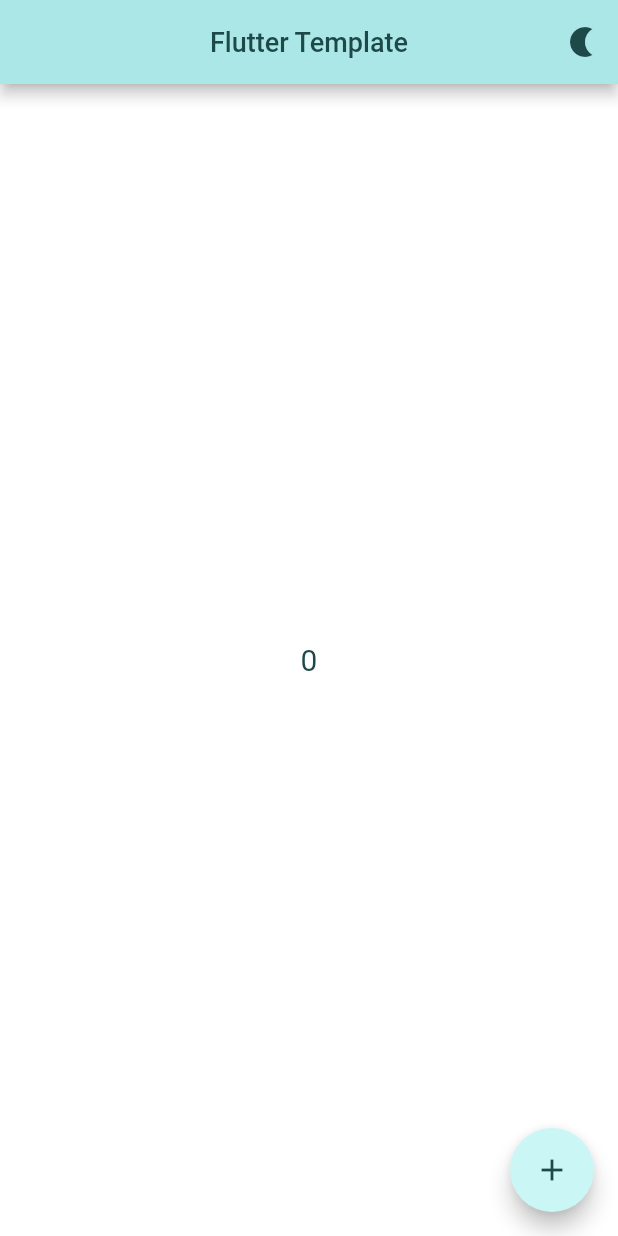
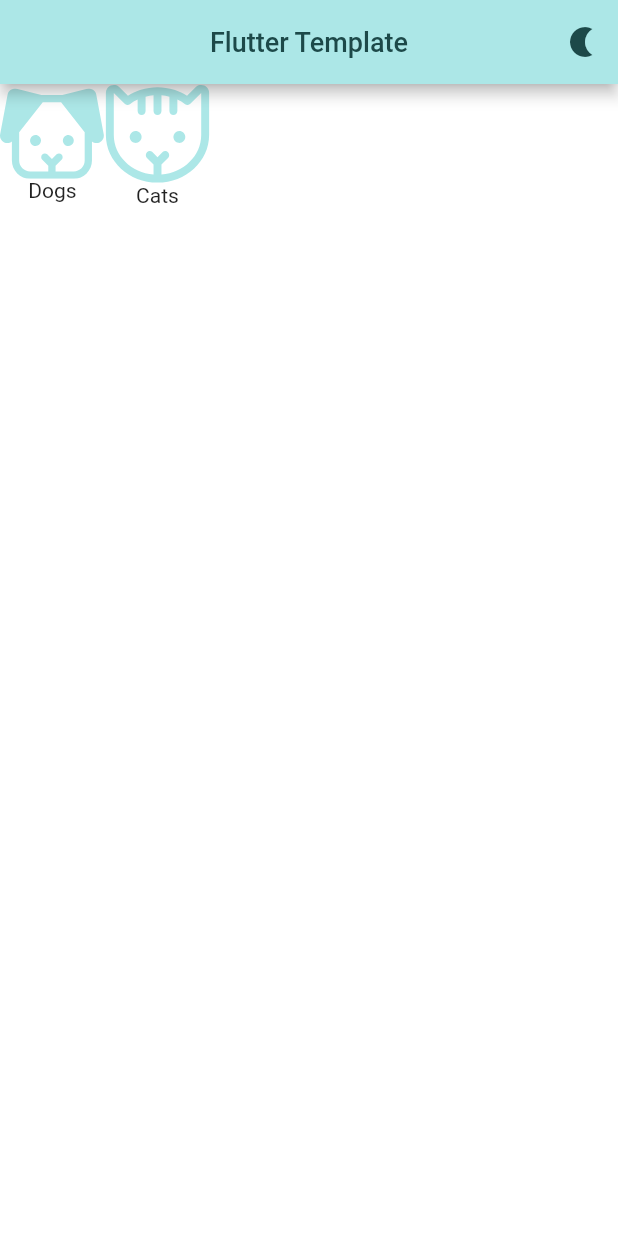
Before and after one commit to flutterStudio/dogs-cats, a Flutter app: the screen it shows after launch, on a phone screen of 412 x 824 dp. Run offline on Flutter 3.47's test engine with Material 2 defaults, Android fonts, the phone set to English and light mode, and no system bars; our stand-ins replace flutter_svg, get; Roboto replaces fonts that are missing (IndieFlowe).

Commit message:
Implement tabBar design

```diff
--- a/lib/src/controller/home_screen.controller.dart
+++ b/lib/src/controller/home_screen.controller.dart
@@ -2,15 +2,10 @@ import 'package:get/get_state_manager/get_state_manager.dart';
 import 'package:get/state_manager.dart';
 
 class HomeScreenController extends GetxController {
-  Rx<int> counter = 0.obs;
+  final Rx<int> _activeTab = 0.obs;
+  int get activeTab => _activeTab.value;
 
-  void increaseCounter() {
-    counter.value++;
-    update();
-  }
-
-  void decreaseCounter() {
-    counter.value--;
-    update();
+  void changeTab(int value) {
+    _activeTab.value = value;
   }
 }
--- a/lib/src/view/home.screen.dart
+++ b/lib/src/view/home.screen.dart
@@ -1,13 +1,18 @@
 import 'package:flutter/material.dart';
 import 'package:flutter/widgets.dart';
 import 'package:flutter_template/src/config/theming/theming.dart';
-import 'package:flutter_template/src/controller/home_screen.controller.dart';
+import 'package:flutter_template/src/view/shared/custom_tab.widget.dart';
 import 'package:get/get.dart';
-import 'package:get/get_state_manager/get_state_manager.dart';
 import 'package:get/get_utils/get_utils.dart';
 
-class HomeScreen extends GetView<HomeScreenController> {
+class HomeScreen extends StatefulWidget {
   const HomeScreen({Key? key}) : super(key: key);
+
+  @override
+  State<HomeScreen> createState() => _HomeScreenState();
+}
+
+class _HomeScreenState extends State<HomeScreen> with TickerProviderStateMixin {
   @override
   Widget build(BuildContext context) {
     return Scaffold(
@@ -22,17 +27,21 @@ class HomeScreen extends GetView<HomeScreenController> {
                 icon: Icon(Get.isDarkMode ? Icons.wb_sunny : Icons.nightlight))
           ],
         ),
-      body: Center(
-          child: Obx(() => Text(
-                "${controller.counter}",
-                style: Theme.of(context).textTheme.headline5?.copyWith(
-                    color: Theme.of(context).colorScheme.onBackground),
-              ))),
-      floatingActionButton: FloatingActionButton(
-        onPressed: controller.increaseCounter,
-        tooltip: 'Increment',
-        child: const Icon(Icons.add),
+        body: Column(
+          children: [
+            Row(
+              children: const [
+                CustomTabWidget(
+                  isActive: true,
+                  isDog: true,
                 ),
-    );
+                CustomTabWidget(
+                  isActive: false,
+                  isDog: false,
+                ),
+              ],
+            )
+          ],
+        ));
   }
 }
```
Lines whose indentation alone changed are shown as unchanged.
